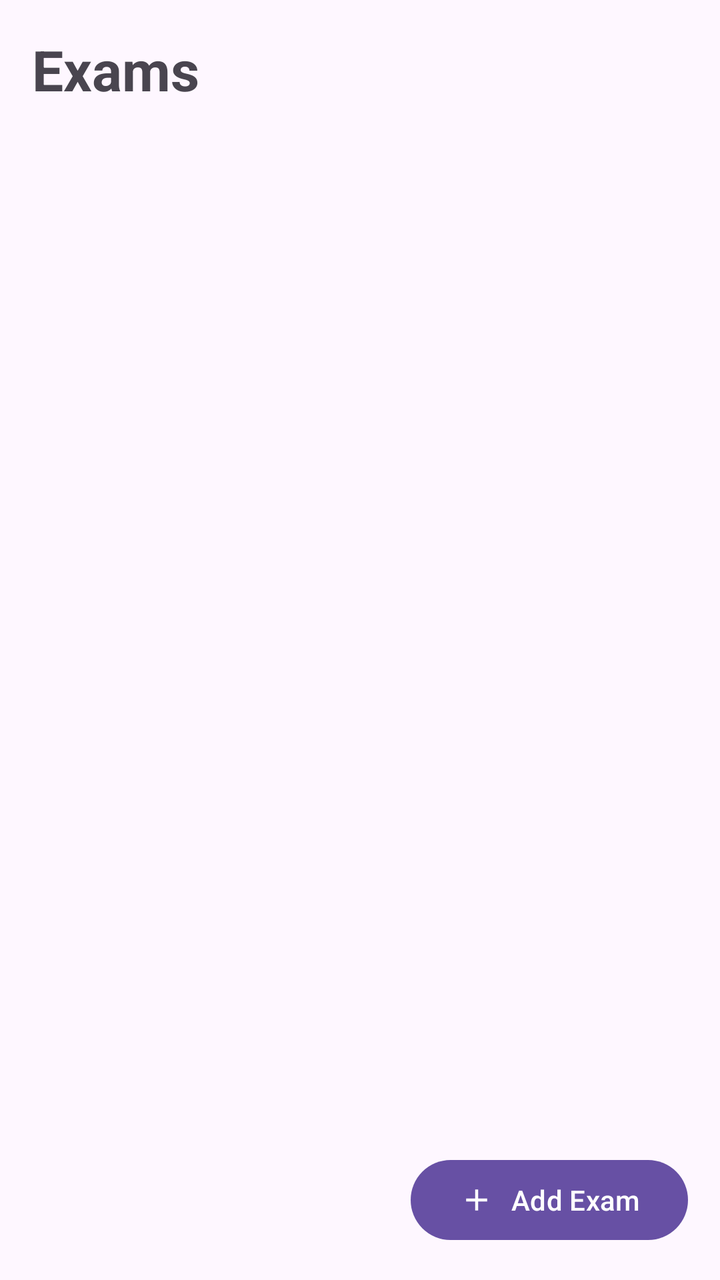
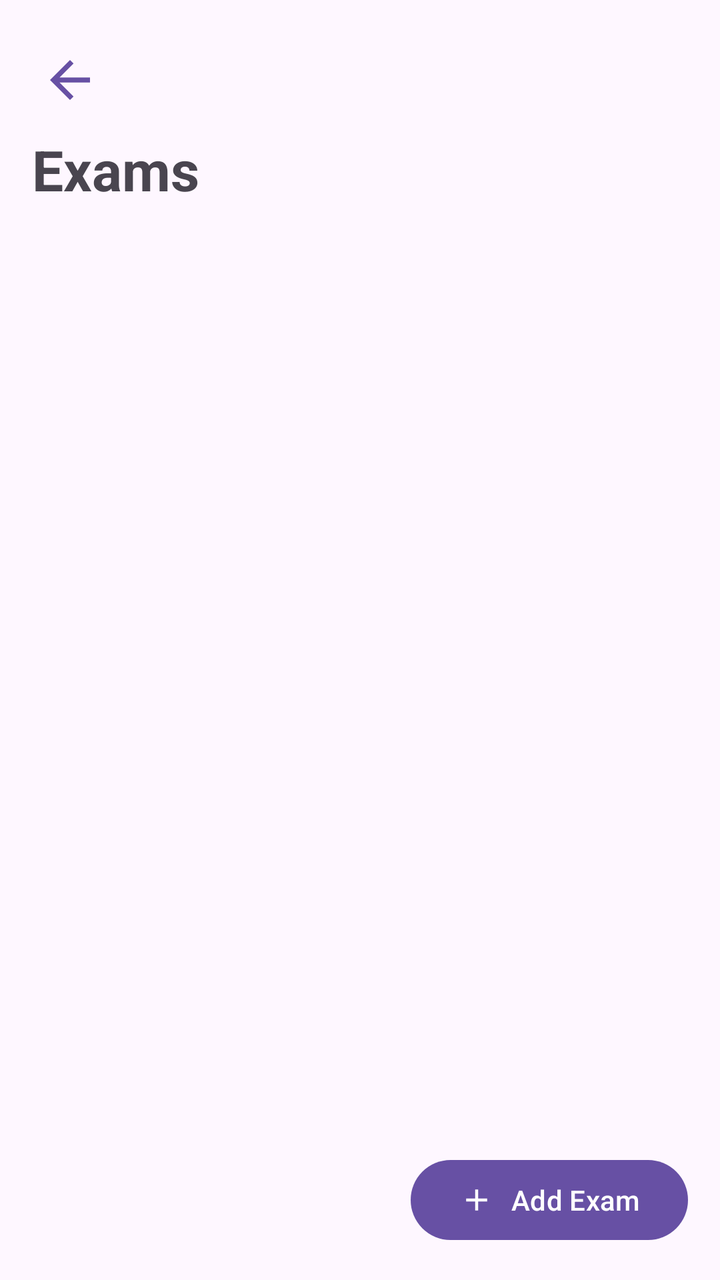

An Android layout rendered at two revisions. The XML below is the earlier revision; the diff shows what the commit changed to produce the second picture.
<!-- AndroidManifest.xml: application theme Theme.StudentPlanner2026 -->
<!-- res/layout/activity_exam.xml -->
<?xml version="1.0" encoding="utf-8"?>
<androidx.constraintlayout.widget.ConstraintLayout
    xmlns:android="http://schemas.android.com/apk/res/android"
    xmlns:app="http://schemas.android.com/apk/res-auto"
    android:id="@+id/main"
    android:layout_width="match_parent"
    android:layout_height="match_parent"
    android:padding="16dp">

    <TextView
        android:id="@+id/tvExamTitle"
        android:layout_width="wrap_content"
        android:layout_height="wrap_content"
        android:text="Exams"
        android:textSize="28sp"
        android:textStyle="bold"
        app:layout_constraintTop_toTopOf="parent"
        app:layout_constraintStart_toStartOf="parent" />

    <androidx.recyclerview.widget.RecyclerView
        android:id="@+id/recyclerExams"
        android:layout_width="0dp"
        android:layout_height="0dp"
        android:layout_marginTop="16dp"
        android:clipToPadding="false"
        android:paddingBottom="80dp"
        app:layout_constraintTop_toBottomOf="@id/tvExamTitle"
        app:layout_constraintBottom_toBottomOf="parent"
        app:layout_constraintStart_toStartOf="parent"
        app:layout_constraintEnd_toEndOf="parent" />

    <com.google.android.material.button.MaterialButton
        android:id="@+id/btnAddExam"
        android:layout_width="wrap_content"
        android:layout_height="wrap_content"
        android:text="Add Exam"
        app:icon="@drawable/baseline_add_24"
        app:iconGravity="textStart"
        app:layout_constraintBottom_toBottomOf="parent"
        app:layout_constraintEnd_toEndOf="parent" />

</androidx.constraintlayout.widget.ConstraintLayout>
<!-- resources referenced by this layout -->
<resources>
  <!-- drawable baseline_add_24 (drawable) -->
  <vector xmlns:android="http://schemas.android.com/apk/res/android" android:height="24dp" android:tint="#000000" android:viewportHeight="24" android:viewportWidth="24" android:width="24dp">
        
      <path android:fillColor="@android:color/white" android:pathData="M19,13h-6v6h-2v-6H5v-2h6V5h2v6h6v2z"/>
      
  </vector>
  <style name="Theme.StudentPlanner2026" parent="Base.Theme.StudentPlanner2026" />
  <style name="Base.Theme.StudentPlanner2026" parent="Theme.Material3.DayNight.NoActionBar">
          
          
      </style>
</resources>

<!-- the commit's change to res/layout/activity_exam.xml (unified diff, before → after) -->
@@ -7,11 +7,23 @@
     android:layout_height="match_parent"
     android:padding="16dp">
 
+    <com.google.android.material.button.MaterialButton
+        android:id="@+id/btnBackExam"
+        android:layout_width="wrap_content"
+        android:layout_height="wrap_content"
+        app:icon="@drawable/baseline_arrow_back_24"
+        style="@style/Widget.Material3.Button.IconButton"
+        android:padding="0dp"
+        app:iconSize="30dp"
+        app:layout_constraintTop_toTopOf="parent"
+        app:layout_constraintStart_toStartOf="parent"/>
+
     <TextView
         android:id="@+id/tvExamTitle"
         android:layout_width="wrap_content"
         android:layout_height="wrap_content"
         android:text="Exams"
+        android:layout_marginTop="50dp"
         android:textSize="28sp"
         android:textStyle="bold"
         app:layout_constraintTop_toTopOf="parent"
<!-- resource entries referenced after the edit -->
@@ -4,6 +4,12 @@
   <vector xmlns:android="http://schemas.android.com/apk/res/android" android:height="24dp" android:tint="#000000" android:viewportHeight="24" android:viewportWidth="24" android:width="24dp">
         
       <path android:fillColor="@android:color/white" android:pathData="M19,13h-6v6h-2v-6H5v-2h6V5h2v6h6v2z"/>
+      
+  </vector>
+  <!-- drawable baseline_arrow_back_24 (drawable) -->
+  <vector xmlns:android="http://schemas.android.com/apk/res/android" android:autoMirrored="true" android:height="24dp" android:tint="#000000" android:viewportHeight="24" android:viewportWidth="24" android:width="24dp">
+        
+      <path android:fillColor="@android:color/white" android:pathData="M20,11H7.83l5.59,-5.59L12,4l-8,8 8,8 1.41,-1.41L7.83,13H20v-2z"/>
       
   </vector>
   <style name="Theme.StudentPlanner2026" parent="Base.Theme.StudentPlanner2026" />
